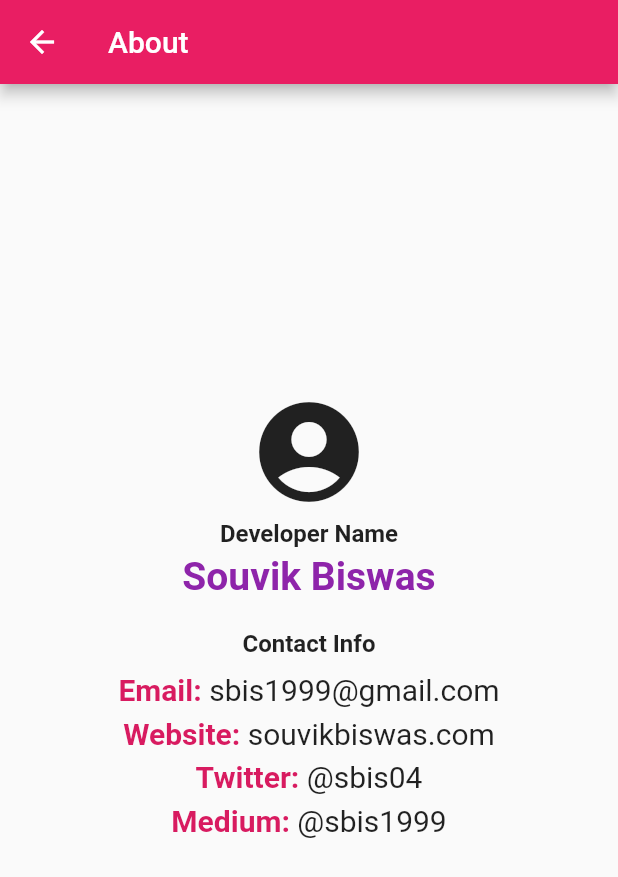
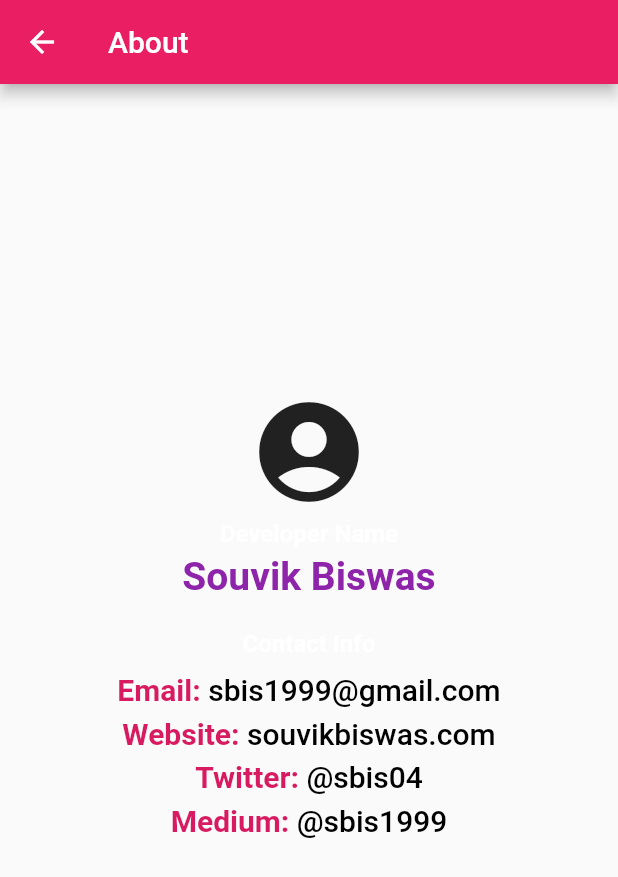
Before and after one commit to sbis04/crypto_flutter, a Flutter app: the screen it shows after launch, in the side drawer, after a tap on "About", on a phone screen of 412 x 824 dp. Shown: the top 877 px of the screen. Run offline on Flutter 3.47's test engine with Material 2 defaults, Android fonts, the phone set to English and light mode, and no system bars; network calls fail.

Commit message:
Added Dark Theme support for Android Q

```diff
--- a/lib/about.dart
+++ b/lib/about.dart
@@ -29,18 +29,14 @@ class AboutPage extends StatelessWidget {
             Text(
               "Developer Name",
               style: TextStyle(
-                fontWeight: FontWeight.bold,
-                fontSize: 16,
-              ),
+                  fontWeight: FontWeight.bold,
+                  fontSize: 16,
+                  color: Colors.white),
             ),
             Padding(padding: EdgeInsets.only(top: 4)),
             Text(
               "Souvik Biswas",
-              style: TextStyle(
-                color: Colors.purple[600],
-                fontWeight: FontWeight.bold,
-                fontSize: 26,
-              ),
+              style: Theme.of(context).textTheme.headline,
             ),
             Padding(padding: EdgeInsets.only(top: 20)),
             Text(
@@ -48,6 +44,7 @@ class AboutPage extends StatelessWidget {
               style: TextStyle(
                 fontWeight: FontWeight.bold,
                 fontSize: 16,
+                color: Colors.white,
               ),
             ),
             SizedBox(height: 10),
@@ -57,15 +54,12 @@ class AboutPage extends StatelessWidget {
               children: <Widget>[
                 Text(
                   "Email: ",
-                  style: TextStyle(
-                      fontSize: 20,
-                      fontWeight: FontWeight.bold,
-                      color: Colors.pink[600]),
+                  style: Theme.of(context).textTheme.body1,
                   // "Website: souvikbiswas.com\n",
                 ),
                 Text(
                   "sbis1999@gmail.com",
-                  style: TextStyle(fontSize: 20),
+                  style: Theme.of(context).textTheme.body2,
                   // "Website: souvikbiswas.com\n",
                 ),
               ],
@@ -77,17 +71,14 @@ class AboutPage extends StatelessWidget {
               children: <Widget>[
                 Text(
                   "Website: ",
-                  style: TextStyle(
-                      fontSize: 20,
-                      fontWeight: FontWeight.bold,
-                      color: Colors.pink[600]),
+                  style: Theme.of(context).textTheme.body1,
                   // "Website: souvikbiswas.com\n",
                 ),
                 InkWell(
                   onTap: () => _launchURL('https://www.souvikbiswas.com'),
                   child: Text(
                     "souvikbiswas.com",
-                    style: TextStyle(fontSize: 20),
+                    style: Theme.of(context).textTheme.body2,
                     // "Website: souvikbiswas.com\n",
                   ),
                 ),
@@ -100,17 +91,14 @@ class AboutPage extends StatelessWidget {
               children: <Widget>[
                 Text(
                   "Twitter: ",
-                  style: TextStyle(
-                      fontSize: 20,
-                      fontWeight: FontWeight.bold,
-                      color: Colors.pink[600]),
+                  style: Theme.of(context).textTheme.body1,
                   // "Website: souvikbiswas.com\n",
                 ),
                 InkWell(
                   onTap: () => _launchURL('https://twitter.com/sbis04'),
                   child: Text(
                     "@sbis04",
-                    style: TextStyle(fontSize: 20),
+                    style: Theme.of(context).textTheme.body2,
                     // "Website: souvikbiswas.com\n",
                   ),
                 ),
@@ -123,17 +111,14 @@ class AboutPage extends StatelessWidget {
               children: <Widget>[
                 Text(
                   "Medium: ",
-                  style: TextStyle(
-                      fontSize: 20,
-                      fontWeight: FontWeight.bold,
-                      color: Colors.pink[600]),
+                  style: Theme.of(context).textTheme.body1,
                   // "Website: souvikbiswas.com\n",
                 ),
                 InkWell(
                   onTap: () => _launchURL('https://medium.com/@sbis1999'),
                   child: Text(
                     "@sbis1999",
-                    style: TextStyle(fontSize: 20),
+                    style: Theme.of(context).textTheme.body2,
                     // "Website: souvikbiswas.com\n",
                   ),
                 ),
--- a/lib/main.dart
+++ b/lib/main.dart
@@ -10,7 +10,40 @@ class MyApp extends StatelessWidget {
     return MaterialApp(
       title: 'Flutter Demo',
       theme: ThemeData(
+        brightness: Brightness.light,
         primarySwatch: Colors.pink,
+        textTheme: TextTheme(
+          headline: TextStyle(
+            color: Colors.purple[600],
+            fontWeight: FontWeight.bold,
+            fontSize: 26,
+          ),
+          body1: TextStyle(
+            fontSize: 20,
+            fontWeight: FontWeight.bold,
+            color: Colors.pink[600],
+          ),
+          body2: TextStyle(fontSize: 20, color: Colors.black),
+          subtitle: TextStyle(fontSize: 14, color: Colors.black87),
+        ),
+      ),
+      darkTheme: ThemeData(
+        accentColor: Colors.pink,
+        brightness: Brightness.dark,
+        textTheme: TextTheme(
+          headline: TextStyle(
+            color: Colors.purpleAccent,
+            fontWeight: FontWeight.bold,
+            fontSize: 26,
+          ),
+          body1: TextStyle(
+            fontSize: 20,
+            fontWeight: FontWeight.bold,
+            color: Colors.pinkAccent,
+          ),
+          body2: TextStyle(fontSize: 20, color: Colors.white),
+          subtitle: TextStyle(fontSize: 14, color: Colors.white70),
+        ),
       ),
       home: MyHomePage(),
       debugShowCheckedModeBanner: false,
--- a/lib/my_home_page.dart
+++ b/lib/my_home_page.dart
@@ -97,25 +97,25 @@ class _MyHomePageState extends State<MyHomePage> {
         body: RefreshIndicator(
           key: _refreshIndicatorKey,
           onRefresh: _refresh,
-          child: _cryptoUI(data, _colors),
+          child: _cryptoUI(data, _colors, context),
         ));
   }
 }
 
-Widget _cryptoUI(List currencies, List _colors) {
+Widget _cryptoUI(List currencies, List _colors, BuildContext context) {
   return Container(
     child: ListView.builder(
       itemCount: currencies == null ? 0 : currencies.length,
       itemBuilder: (BuildContext context, int index) {
         final Map currency = currencies[index];
         final Color color = _colors[index % _colors.length];
-        return getListItemUi(currency, color);
+        return getListItemUi(currency, color, context);
       },
     ),
   );
 }
 
-Widget getListItemUi(Map currency, Color color) {
+Widget getListItemUi(Map currency, Color color, BuildContext context) {
   return ListTile(
     leading: CircleAvatar(
       radius: 28,
@@ -136,14 +136,14 @@ Widget getListItemUi(Map currency, Color color) {
       ),
     ),
     subtitle:
-        _getSubtitle(currency["price_usd"], currency["percent_change_24h"]),
+        _getSubtitle(currency["price_usd"], currency["percent_change_24h"], context),
     isThreeLine: true,
   );
 }
 
-Widget _getSubtitle(String priceUsd, String percentageChange) {
+Widget _getSubtitle(String priceUsd, String percentageChange, BuildContext context) {
   TextSpan priceTextWidget =
-      TextSpan(text: "\$ $priceUsd\n", style: TextStyle(color: Colors.black));
+      TextSpan(text: "\$ $priceUsd\n", style: Theme.of(context).textTheme.subtitle);
   String percentageChangeText = "Change(24h): $percentageChange";
 
   TextSpan percentChangeTextWidget;
```
